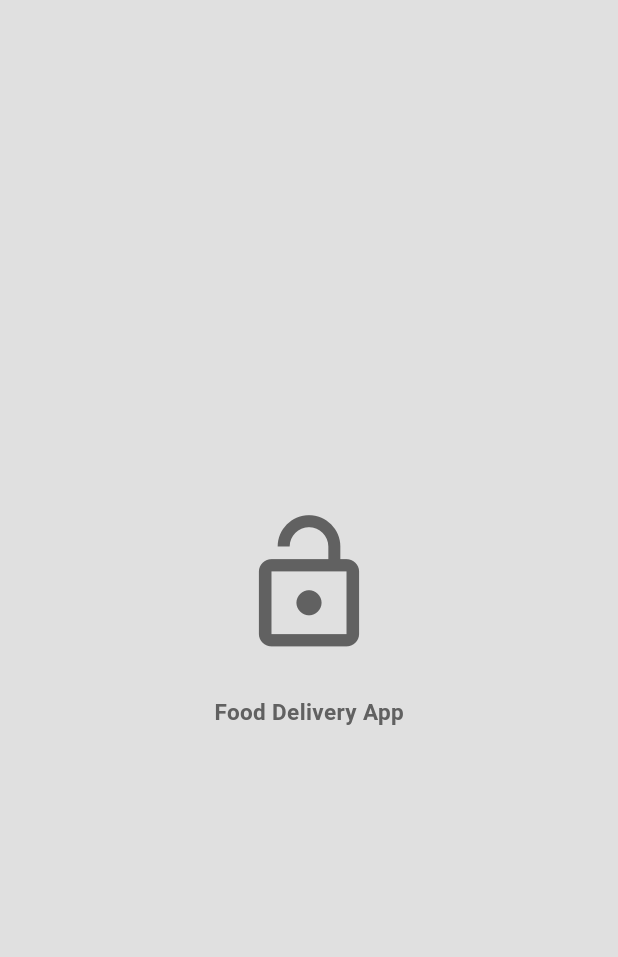
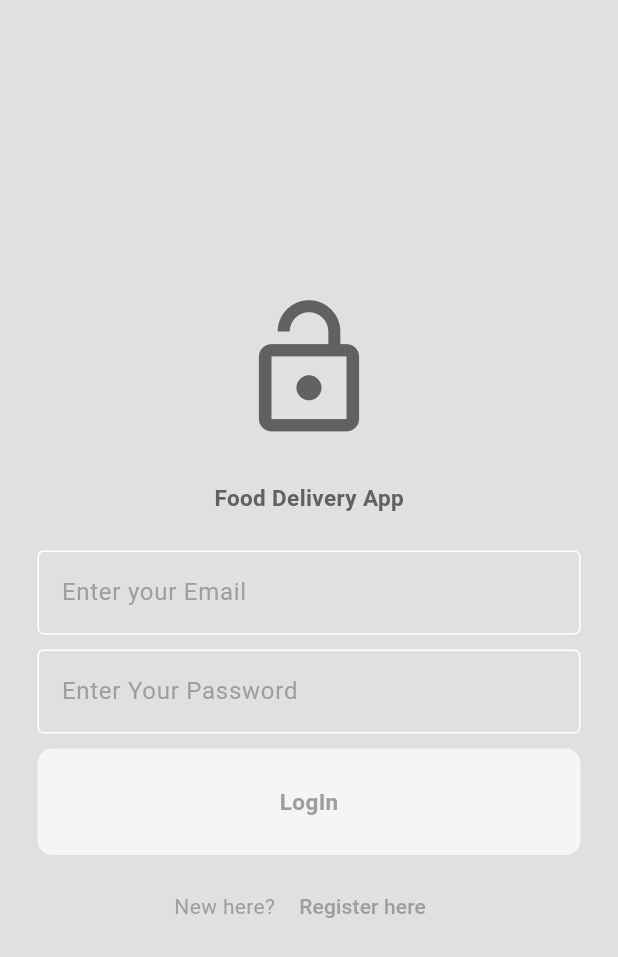
Before and after one commit to jithinbhaskar11/food_delivery_app, a Flutter app: the screen it shows after launch, on a phone screen of 412 x 824 dp. Shown: the top 957 px of the screen. Run offline on Flutter 3.47's test engine with Material 3 defaults, Android fonts, the phone set to English and light mode, and no system bars.

Commit message:
login ui completed

```diff
--- /dev/null
+++ b/lib/components/my_button.dart
@@ -0,0 +1,31 @@
+import 'package:flutter/material.dart';
+class MyButton extends StatelessWidget {
+
+  final Function()? onTap;
+  final String text;
+
+  const MyButton({
+    super.key,
+    required this.text,
+  required this.onTap,
+
+  });
+
+  @override
+  Widget build(BuildContext context) {
+    return GestureDetector(
+      onTap: onTap,
+      child: Container(
+        padding: EdgeInsets.all(25),
+        margin:  EdgeInsets.symmetric(horizontal: 25),
+        decoration: BoxDecoration(
+          color: Theme.of(context).colorScheme.secondary,
+          borderRadius: BorderRadius.circular(10)
+        ),
+        child: Center(
+          child: Text(text,style: TextStyle(fontWeight: FontWeight.bold,color: Theme.of(context).colorScheme.primary,fontSize: 15),),
+        ),
+      ),
+    );
+  }
+}
--- /dev/null
+++ b/lib/components/my_textfield.dart
@@ -0,0 +1,38 @@
+import 'package:flutter/cupertino.dart';
+import 'package:flutter/material.dart';
+
+class MyTextField extends StatelessWidget {
+
+  final TextEditingController controller;
+  final String hintText;
+  final bool obscureText;
+
+  const MyTextField({super.key,
+    required this.controller,
+    required this.hintText,
+    required this.obscureText
+
+  });
+
+
+  @override
+  Widget build(BuildContext context) {
+    return Padding(
+      padding: const EdgeInsets.symmetric(horizontal: 25),
+      child: TextField(
+        controller: controller,
+        obscureText: obscureText,
+        decoration: InputDecoration(
+          enabledBorder: OutlineInputBorder(
+            borderSide: BorderSide(color: Theme.of(context).colorScheme.tertiary),
+          ),
+          focusedBorder: OutlineInputBorder(
+            borderSide: BorderSide(color: Theme.of(context).colorScheme.primary )
+          ),
+          hintText: hintText,
+          hintStyle: TextStyle(color: Theme.of(context).colorScheme.primary)
+        ),
+      ),
+    );
+  }
+}
--- a/lib/view/login_page.dart
+++ b/lib/view/login_page.dart
@@ -1,28 +1,54 @@
+
+
 import 'package:flutter/material.dart';
+import 'package:food_delivery_app/components/my_button.dart';
+import 'package:food_delivery_app/components/my_textfield.dart';
 
 class LoginPage extends StatelessWidget {
-  const LoginPage({super.key});
 
+
+  final emaillController=TextEditingController();
+  final passController=TextEditingController();
 
   @override
   Widget build(BuildContext context) {
     return Scaffold(
         backgroundColor: Theme.of(context).colorScheme.background,
-      body:Center(
+        body: Center(
           child: Column(
             mainAxisAlignment: MainAxisAlignment.center,
             children: [
-            Icon(Icons.lock_open,
+              Icon(
+                Icons.lock_open,
                 size: 100,
-            color: Theme.of(context).colorScheme.inversePrimary ,
+                color: Theme.of(context).colorScheme.inversePrimary,
               ),
+              SizedBox(
+                height: 25,
+              ),
+              Text('Food Delivery App',
+                  style: TextStyle(
+                    color: Theme.of(context).colorScheme.inversePrimary,
+                    fontWeight: FontWeight.bold,
+                    fontSize: 15,
+                  )),
               SizedBox(height: 25,),
-            Text('Food Delivery App',
-            style: TextStyle(color: Theme.of(context).colorScheme.inversePrimary,fontWeight: FontWeight.bold,fontSize: 15,
+              MyTextField(controller: emaillController, hintText: 'Enter your Email', obscureText: false),
+              SizedBox(height: 10,),
+              MyTextField(controller: passController, hintText: 'Enter Your Password', obscureText: true),
+              SizedBox(height: 10,),
+              MyButton(text: 'LogIn', onTap: (){}),
+              SizedBox(height: 10,),
+              Row(
+                mainAxisAlignment: MainAxisAlignment.center,
+                children: [
+                  Text('New here?',style: TextStyle(color: Theme.of(context).colorScheme.primary),),
+                  SizedBox(width: 4,),
+                  TextButton(onPressed: (){}, child:Text('Register here'))
+                ],
               )
             ],
           ),
-      )
-    );
+        ));
   }
 }
```
Also changed, not shown: lib/view/register_page.dart (added). Lines whose indentation alone changed are shown as unchanged.
